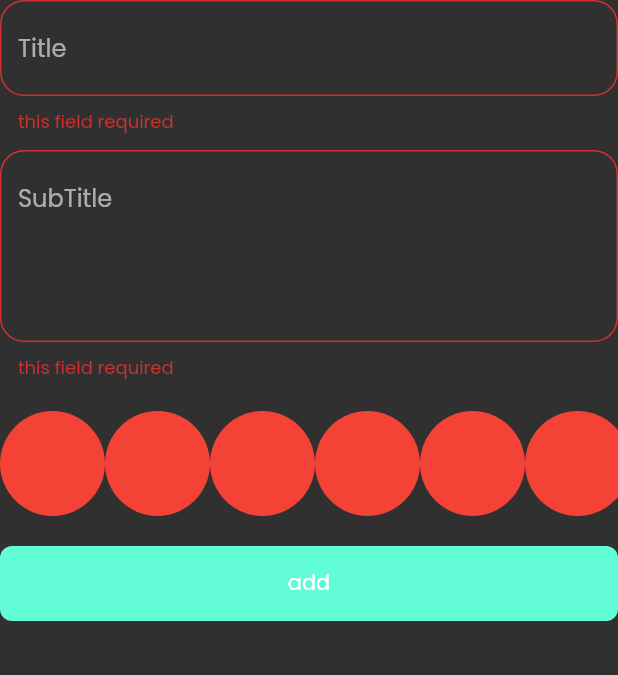
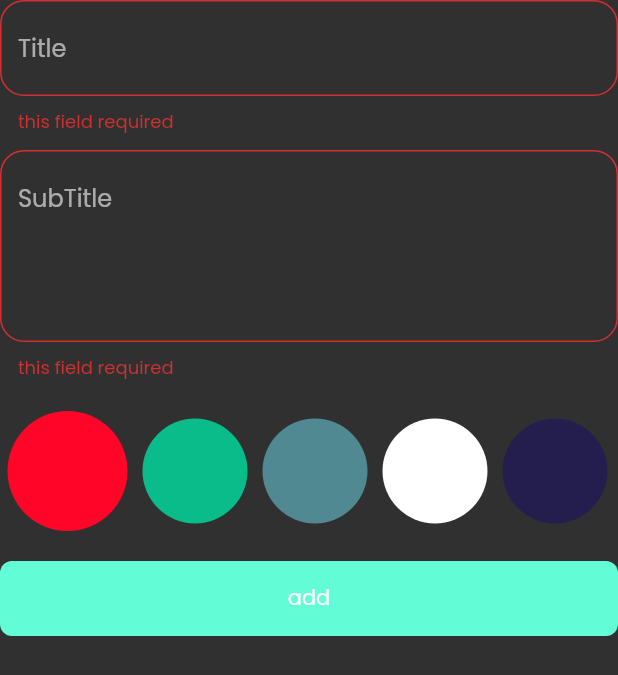
Before and after one commit to alimohammad88442/note_app, a Flutter app: the NoteButtomSheetForm widget shown alone on an empty page, opened directly, after a tap on "add", on a phone screen of 412 x 824 dp. Shown: the top 675 px of the screen. Run offline on Flutter 3.47's test engine with Material 2 defaults, Android fonts, the phone set to English and light mode, and no system bars; our stand-ins replace bloc, flutter_bloc, hive, hive_flutter; accounts and stored records are empty.

Commit message:
added note colors

```diff
--- a/lib/cubits/add_note_cubit/add_note_cubit.dart
+++ b/lib/cubits/add_note_cubit/add_note_cubit.dart
@@ -1,4 +1,5 @@
 import 'package:bloc/bloc.dart';
+import 'package:flutter/material.dart';
 import 'package:hive/hive.dart';
 import 'package:meta/meta.dart';
 import 'package:notsapp/constantes.dart';
@@ -8,7 +9,9 @@ part 'add_note_state.dart';
 
 class AddNoteCubit extends Cubit<AddNoteState> {
   AddNoteCubit() : super(AddNoteInitial());
+  Color colors = const Color.fromARGB(255, 255, 5, 39);
   addNote(NoteModel note) async {
+    note.color = colors.value;
     emit(AddNoteLoaging());
     try {
       var noteBox = Hive.box<NoteModel>(kNotbox);
--- a/lib/customs_widgets/add_note_bottom_sheet_form.dart
+++ b/lib/customs_widgets/add_note_bottom_sheet_form.dart
@@ -1,5 +1,6 @@
 import 'package:flutter/material.dart';
 import 'package:flutter_bloc/flutter_bloc.dart';
+import 'package:intl/intl.dart';
 import 'package:notsapp/cubits/add_note_cubit/add_note_cubit.dart';
 import 'package:notsapp/cubits/notes_cubit/notes_cubit.dart';
 import 'package:notsapp/customs_widgets/colors_list_view.dart';
@@ -39,8 +40,10 @@ class _NoteButtomSheetFormState extends State<NoteButtomSheetForm> {
             height: 4,
             onSaved: (value) => subTitle = value,
           ),
-         const SizedBox(height: 20,),
-        const  ColorListViwe(),
+          const SizedBox(
+            height: 20,
+          ),
+          const ColorListViwe(),
           const SizedBox(
             height: 20,
           ),
@@ -48,10 +51,12 @@ class _NoteButtomSheetFormState extends State<NoteButtomSheetForm> {
             onTap: () {
               if (formkey.currentState!.validate()) {
                 formkey.currentState!.save();
+                var now = DateTime.now();
+                var formatter = DateFormat('MM-dd');
                 var noteModel = NoteModel(
                   title: title!,
                   subtitle: subTitle!,
-                  data: DateTime.now().toString(),
+                  data: formatter.format(now).toString(),
                   color: Colors.red.value,
                 );
                 BlocProvider.of<AddNoteCubit>(context).addNote(noteModel);
--- a/lib/customs_widgets/colors_list_view.dart
+++ b/lib/customs_widgets/colors_list_view.dart
@@ -1,29 +1,59 @@
 import 'package:flutter/material.dart';
+import 'package:flutter_bloc/flutter_bloc.dart';
+import 'package:notsapp/cubits/add_note_cubit/add_note_cubit.dart';
 
 class ColorItem extends StatelessWidget {
-  const ColorItem({super.key});
-
+  const ColorItem({super.key, required this.isSelected, required this.colors});
+  final bool isSelected;
+  final Color colors;
   @override
   Widget build(BuildContext context) {
-    return const CircleAvatar(
-      radius: 35,
-      backgroundColor: Colors.red,
+    return CircleAvatar(
+      radius: isSelected ? 40 : 35,
+      backgroundColor: colors,
     );
   }
 }
-class ColorListViwe extends StatelessWidget {
+
+class ColorListViwe extends StatefulWidget {
   const ColorListViwe({super.key});
 
   @override
+  State<ColorListViwe> createState() => _ColorListViweState();
+}
+
+class _ColorListViweState extends State<ColorListViwe> {
+  int currentIndex = 0;
+  List<Color> colors = const [
+    Color.fromARGB(255, 255, 5, 39),
+    Color(0Xff09bc8a),
+    Color(0Xff508991),
+    Color.fromARGB(255, 255, 255, 255),
+    Color(0Xff241e4e),
+  ];
+  @override
   Widget build(BuildContext context) {
     return SizedBox(
-      height: 35 *2,
+      height: 40 * 2,
       child: ListView.builder(
-        scrollDirection: Axis.horizontal,
-        itemCount: 10,
-        itemBuilder: (context, index){
-        return const ColorItem();
-      }),
+          scrollDirection: Axis.horizontal,
+          itemCount: 5,
+          itemBuilder: (context, index) {
+            return GestureDetector(
+              onTap: () {
+                currentIndex = index;
+                BlocProvider.of<AddNoteCubit>(context).colors = colors[index];
+                setState(() {});
+              },
+              child: Padding(
+                padding: const EdgeInsets.symmetric(horizontal: 5),
+                child: ColorItem(
+                  colors: colors[index],
+                  isSelected: currentIndex == index,
+                ),
+              ),
+            );
+          }),
     );
   }
 }
--- a/lib/customs_widgets/note_item.dart
+++ b/lib/customs_widgets/note_item.dart
@@ -35,7 +35,7 @@ class NoteItem extends StatelessWidget {
                   padding: const EdgeInsets.only(top: 16.0),
                   child: Text(
                     notes.subtitle,
-                    style: TextStyle(color: Colors.black.withOpacity(0.4)),
+                    style:const TextStyle(color: Colors.black , fontSize: 18 , fontWeight: FontWeight.bold),
                   ),
                 ),
                 trailing: IconButton(
@@ -54,7 +54,7 @@ class NoteItem extends StatelessWidget {
                 padding: const EdgeInsets.only(right: 24.0),
                 child: Text(
                   notes.data,
-                  style: TextStyle(color: Colors.black.withOpacity(0.4)),
+                  style: const TextStyle(color: Colors.black, fontSize: 18 ,fontWeight: FontWeight.bold),
                 ),
               ),
             ],
--- a/lib/models/note_model.dart
+++ b/lib/models/note_model.dart
@@ -9,7 +9,7 @@ class NoteModel extends HiveObject {
   @HiveField(2)
   final String data;
   @HiveField(3)
-  final int color;
+   int color;
 
   NoteModel({
     required this.title,
--- a/pubspec.yaml
+++ b/pubspec.yaml
@@ -34,6 +34,7 @@ dependencies:
   flutter_bloc: ^8.1.3
   hive: ^2.2.3
   hive_flutter: ^1.1.0
+  intl: ^0.18.1
   modal_progress_hud_nsn: ^0.4.0
 
 dev_dependencies:
```
Also changed, not shown: pubspec.lock.
